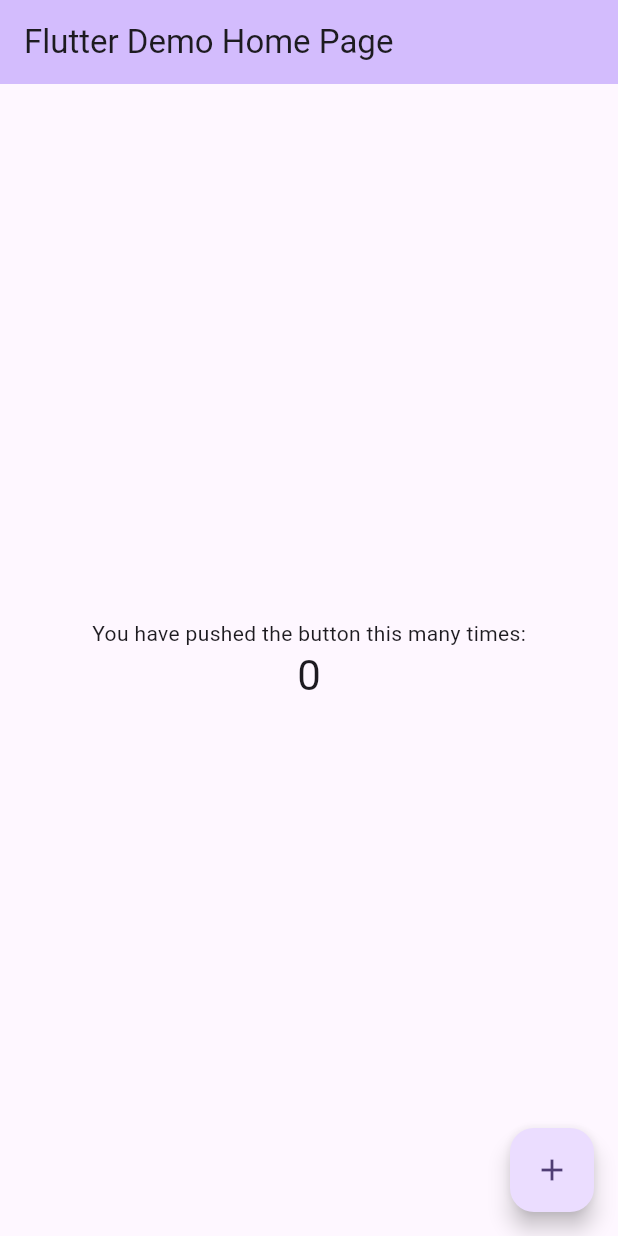
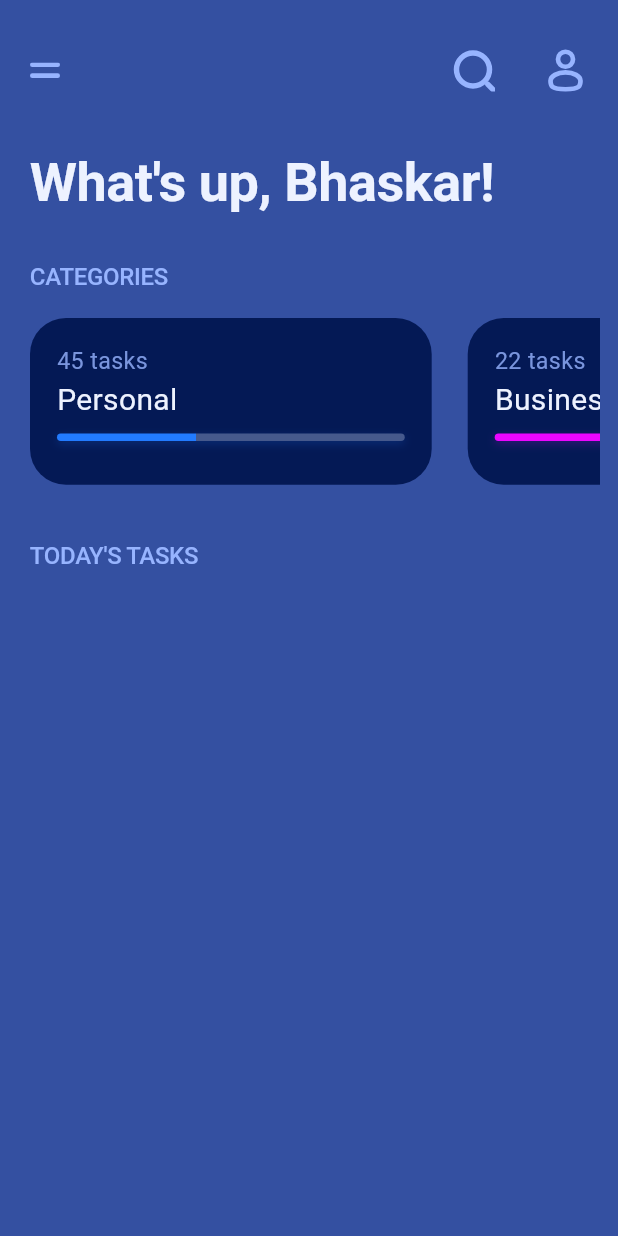
Before and after one commit to bhaskaraa45/gymtrack, a Flutter app: the screen it shows after launch, on a phone screen of 412 x 824 dp. Run offline on Flutter 3.47's test engine with Material 3 defaults, Android fonts, the phone set to English and light mode, and no system bars; our stand-ins replace flutter_svg.

Commit message:
home page half done

```diff
--- /dev/null
+++ b/frontend/lib/colors/colors.dart
@@ -0,0 +1,12 @@
+import 'package:flutter/material.dart';
+
+class MyColors{
+  Color primary = const Color(0xff3450A1);
+  Color primary2 = const Color(0xff041955);
+  Color secondary = const Color(0xff97B4FF);
+  Color textColor = const Color(0xffEDF2FF);
+  Color purple = const Color(0xffEB06FF);
+  Color blue = const Color(0xff227BFF);
+  Color sec = const Color(0xff46598C);
+
+}
--- a/frontend/lib/main.dart
+++ b/frontend/lib/main.dart
@@ -1,4 +1,5 @@
 import 'package:flutter/material.dart';
+import 'package:todo/screens/home.dart';
 
 void main() {
   runApp(const MyApp());
@@ -11,115 +12,13 @@ class MyApp extends StatelessWidget {
   @override
   Widget build(BuildContext context) {
     return MaterialApp(
-      title: 'Flutter Demo',
+      title: 'Todo',
+      debugShowCheckedModeBanner: false,
       theme: ThemeData(
-        // This is the theme of your application.
-        //
-        // TRY THIS: Try running your application with "flutter run". You'll see
-        // the application has a blue toolbar. Then, without quitting the app,
-        // try changing the seedColor in the colorScheme below to Colors.green
-        // and then invoke "hot reload" (save your changes or press the "hot
-        // reload" button in a Flutter-supported IDE, or press "r" if you used
-        // the command line to start the app).
-        //
-        // Notice that the counter didn't reset back to zero; the application
-        // state is not lost during the reload. To reset the state, use hot
-        // restart instead.
-        //
-        // This works for code too, not just values: Most code changes can be
-        // tested with just a hot reload.
         colorScheme: ColorScheme.fromSeed(seedColor: Colors.deepPurple),
         useMaterial3: true,
       ),
-      home: const MyHomePage(title: 'Flutter Demo Home Page'),
+      home: const HomeScreen(),
     );
   }
 }
-
-class MyHomePage extends StatefulWidget {
-  const MyHomePage({super.key, required this.title});
-
-  // This widget is the home page of your application. It is stateful, meaning
-  // that it has a State object (defined below) that contains fields that affect
-  // how it looks.
-
-  // This class is the configuration for the state. It holds the values (in this
-  // case the title) provided by the parent (in this case the App widget) and
-  // used by the build method of the State. Fields in a Widget subclass are
-  // always marked "final".
-
-  final String title;
-
-  @override
-  State<MyHomePage> createState() => _MyHomePageState();
-}
-
-class _MyHomePageState extends State<MyHomePage> {
-  int _counter = 0;
-
-  void _incrementCounter() {
-    setState(() {
-      // This call to setState tells the Flutter framework that something has
-      // changed in this State, which causes it to rerun the build method below
-      // so that the display can reflect the updated values. If we changed
-      // _counter without calling setState(), then the build method would not be
-      // called again, and so nothing would appear to happen.
-      _counter++;
-    });
-  }
-
-  @override
-  Widget build(BuildContext context) {
-    // This method is rerun every time setState is called, for instance as done
-    // by the _incrementCounter method above.
-    //
-    // The Flutter framework has been optimized to make rerunning build methods
-    // fast, so that you can just rebuild anything that needs updating rather
-    // than having to individually change instances of widgets.
-    return Scaffold(
-      appBar: AppBar(
-        // TRY THIS: Try changing the color here to a specific color (to
-        // Colors.amber, perhaps?) and trigger a hot reload to see the AppBar
-        // change color while the other colors stay the same.
-        backgroundColor: Theme.of(context).colorScheme.inversePrimary,
-        // Here we take the value from the MyHomePage object that was created by
-        // the App.build method, and use it to set our appbar title.
-        title: Text(widget.title),
-      ),
-      body: Center(
-        // Center is a layout widget. It takes a single child and positions it
-        // in the middle of the parent.
-        child: Column(
-          // Column is also a layout widget. It takes a list of children and
-          // arranges them vertically. By default, it sizes itself to fit its
-          // children horizontally, and tries to be as tall as its parent.
-          //
-          // Column has various properties to control how it sizes itself and
-          // how it positions its children. Here we use mainAxisAlignment to
-          // center the children vertically; the main axis here is the vertical
-          // axis because Columns are vertical (the cross axis would be
-          // horizontal).
-          //
-          // TRY THIS: Invoke "debug painting" (choose the "Toggle Debug Paint"
-          // action in the IDE, or press "p" in the console), to see the
-          // wireframe for each widget.
-          mainAxisAlignment: MainAxisAlignment.center,
-          children: <Widget>[
-            const Text(
-              'You have pushed the button this many times:',
-            ),
-            Text(
-              '$_counter',
-              style: Theme.of(context).textTheme.headlineMedium,
-            ),
-          ],
-        ),
-      ),
-      floatingActionButton: FloatingActionButton(
-        onPressed: _incrementCounter,
-        tooltip: 'Increment',
-        child: const Icon(Icons.add),
-      ), // This trailing comma makes auto-formatting nicer for build methods.
-    );
-  }
-}
--- /dev/null
+++ b/frontend/lib/models/tag_model.dart
@@ -0,0 +1,6 @@
+class TagModel {
+  final String tag;
+  final int tasks;
+  final int completeTasks;
+  TagModel({required this.tag, required this.completeTasks,required this.tasks});
+}
--- /dev/null
+++ b/frontend/lib/screens/home.dart
@@ -0,0 +1,162 @@
+import 'package:flutter/material.dart';
+import 'package:todo/colors/colors.dart';
+import 'package:todo/models/tag_model.dart';
+import 'package:todo/widgets/categories_card.dart';
+import 'package:todo/widgets/svg_icon.dart';
+
+class HomeScreen extends StatefulWidget {
+  const HomeScreen({super.key});
+
+  @override
+  State<HomeScreen> createState() => _HomeScreenState();
+}
+
+class _HomeScreenState extends State<HomeScreen> {
+  List<TagModel> list = [
+    TagModel(tag: 'Personal', completeTasks: 18, tasks: 45),
+    TagModel(tag: 'Business', completeTasks: 16, tasks: 22),
+    TagModel(tag: 'Study', completeTasks: 1, tasks: 12),
+    TagModel(tag: 'Coding', completeTasks: 25, tasks: 25),
+    TagModel(tag: 'Othets', completeTasks: 12, tasks: 18),
+  ];
+
+  Widget headerIcons() {
+    return Container(
+      // color: Colors.amber,
+      child: Row(
+        children: [
+          InkWell(
+              onTap: () {},
+              borderRadius: BorderRadius.circular(36),
+              child: const Padding(
+                padding: EdgeInsets.all(8.0),
+                child: SvgIcon(
+                  "assets/icons/menu.svg",
+                  size: 20,
+                ),
+              )),
+          const Spacer(),
+          InkWell(
+              onTap: () {},
+              borderRadius: BorderRadius.circular(36),
+              child: const Padding(
+                padding: EdgeInsets.all(8.0),
+                child: SvgIcon(
+                  "assets/icons/search-normal.svg",
+                  size: 28,
+                ),
+              )),
+          const SizedBox(
+            width: 16,
+          ),
+          InkWell(
+              onTap: () {},
+              borderRadius: BorderRadius.circular(36),
+              child: const Padding(
+                padding: EdgeInsets.all(8.0),
+                child: SvgIcon(
+                  "assets/icons/user.svg",
+                  size: 30,
+                ),
+              )),
+        ],
+      ),
+    );
+  }
+
+  Widget greeting(String name) {
+    return Text(
+      'What\'s up, $name!',
+      maxLines: 2,
+      overflow: TextOverflow.ellipsis,
+      style: TextStyle(
+          color: MyColors().textColor,
+          fontSize: 36,
+          fontWeight: FontWeight.w600,
+          letterSpacing: -0.3),
+    );
+  }
+
+  Widget listOfTags() {
+    return ListView.builder(
+        scrollDirection: Axis.horizontal,
+        itemCount: list.length,
+        itemBuilder: (ctx, index) {
+          double percentage =
+              (list[index].completeTasks * 100.0) / list[index].tasks;
+          print(percentage);
+          return Container(
+            margin: EdgeInsets.only(right: 24),
+            child: CategoriesCard(
+                tasks: list[index].tasks,
+                tag: list[index].tag,
+                percentage: percentage,
+                color: index % 2 == 0 ? MyColors().blue : MyColors().purple),
+          );
+        });
+  }
+
+  @override
+  Widget build(BuildContext context) {
+    return Scaffold(
+      backgroundColor: MyColors().primary,
+      body: SafeArea(
+          child: Padding(
+        padding: const EdgeInsets.fromLTRB(12, 0, 12, 0),
+        child: Column(
+          crossAxisAlignment: CrossAxisAlignment.start,
+          children: [
+            const SizedBox(
+              height: 24,
+            ),
+            headerIcons(),
+            const SizedBox(
+              height: 26,
+            ),
+            Padding(
+              padding: const EdgeInsets.only(left: 8),
+              child: greeting('Bhaskar'),
+            ),
+            const SizedBox(
+              height: 26,
+            ),
+            Padding(
+              padding: const EdgeInsets.only(left: 8.0),
+              child: Text(
+                'CATEGORIES',
+                style: TextStyle(
+                    letterSpacing: -0.2,
+                    color: MyColors().secondary,
+                    fontWeight: FontWeight.w500,
+                    fontSize: 16),
+              ),
+            ),
+            const SizedBox(
+              height: 16,
+            ),
+            Padding(
+              padding: const EdgeInsets.only(left: 8.0),
+              child: SizedBox(
+                height: MediaQuery.of(context).size.width * 0.27 ,
+                child: Expanded(child: listOfTags())),
+            ),
+            const SizedBox(
+              height: 36,
+            ),
+            Padding(
+              padding: const EdgeInsets.only(left: 8.0),
+              child: Text(
+                'TODAY\'S TASKS',
+                style: TextStyle(
+                    letterSpacing: -0.2,
+                    color: MyColors().secondary,
+                    fontWeight: FontWeight.w500,
+                    fontSize: 16),
+              ),
+            ),
+          ],
+        ),
+      )),
+    );
+  }
+}
--- /dev/null
+++ b/frontend/lib/widgets/categories_card.dart
@@ -0,0 +1,73 @@
+import 'package:flutter/material.dart';
+import 'package:todo/colors/colors.dart';
+
+class CategoriesCard extends StatelessWidget {
+  const CategoriesCard(
+      {super.key,
+      required this.tasks,
+      required this.tag,
+      required this.percentage,
+      required this.color});
+  final int tasks;
+  final String tag;
+  final double percentage;
+  final Color color;
+
+  Widget processLine() {
+    return Container(
+      width: double.infinity,
+      height: 5.0,
+      decoration: BoxDecoration(
+        borderRadius: BorderRadius.circular(3.0),
+        gradient: LinearGradient(
+          colors: [color, MyColors().sec],
+          stops: [percentage / 100, percentage / 100,],
+          begin: Alignment.topLeft,
+          end: Alignment.topRight,
+        ),
+        boxShadow: [
+          BoxShadow(
+            color: color.withOpacity(0.2),
+            offset: const Offset(0, 2),
+            blurRadius: 4.0,
+          ),
+        ]
+      ),
+    );
+  }
+
+  @override
+  Widget build(BuildContext context) {
+    Size size = MediaQuery.of(context).size;
+    return Container(
+      height: size.width * 0.27,
+      width: size.width * 0.65,
+      decoration: BoxDecoration(
+          color: MyColors().primary2, borderRadius: BorderRadius.circular(24)),
+      child: Padding(
+        padding: const EdgeInsets.fromLTRB(18, 18, 18, 12),
+        child: Column(
+          crossAxisAlignment: CrossAxisAlignment.start,
+          children: [
+            Text(
+              '$tasks tasks',
+              style: TextStyle(
+                  color: MyColors().secondary.withOpacity(0.8), fontSize: 15.5),
+            ),
+            Text(
+              tag,
+              style: TextStyle(
+                color: MyColors().textColor,
+                fontSize: 20,
+              ),
+            ),
+            const SizedBox(
+              height: 8,
+            ),
+            processLine()
+          ],
+        ),
+      ),
+    );
+  }
+}
--- /dev/null
+++ b/frontend/lib/widgets/svg_icon.dart
@@ -0,0 +1,22 @@
+import 'package:flutter/material.dart';
+import 'package:flutter_svg/flutter_svg.dart';
+
+class SvgIcon extends StatelessWidget {
+  final String assetName;
+  final double? size;
+
+  const SvgIcon(this.assetName, {Key? key, this.size}) : super(key: key);
+
+  @override
+  Widget build(BuildContext context) {
+    return size != null
+        ? SvgPicture.asset(
+            assetName,
+            height: size,
+            width: size,
+          )
+        : SvgPicture.asset(
+            assetName,
+          );
+  }
+}
--- a/frontend/pubspec.yaml
+++ b/frontend/pubspec.yaml
@@ -35,6 +35,7 @@ dependencies:
   # The following adds the Cupertino Icons font to your application.
   # Use with the CupertinoIcons class for iOS style icons.
   cupertino_icons: ^1.0.2
+  flutter_svg: ^2.0.9
 
 dev_dependencies:
   flutter_test:
@@ -59,8 +60,8 @@ flutter:
   uses-material-design: true
 
   # To add assets to your application, add an assets section, like this:
-  # assets:
-  #   - images/a_dot_burr.jpeg
+  assets:
+    - assets/icons/
   #   - images/a_dot_ham.jpeg
 
   # An image asset can refer to one or more resolution-specific "variants", see
```
Also changed, not shown: frontend/assets/icons/menu.svg (added), frontend/assets/icons/search-normal.svg (added), frontend/assets/icons/search.svg (added), frontend/assets/icons/user.svg (added), frontend/pubspec.lock, 1 other file.
